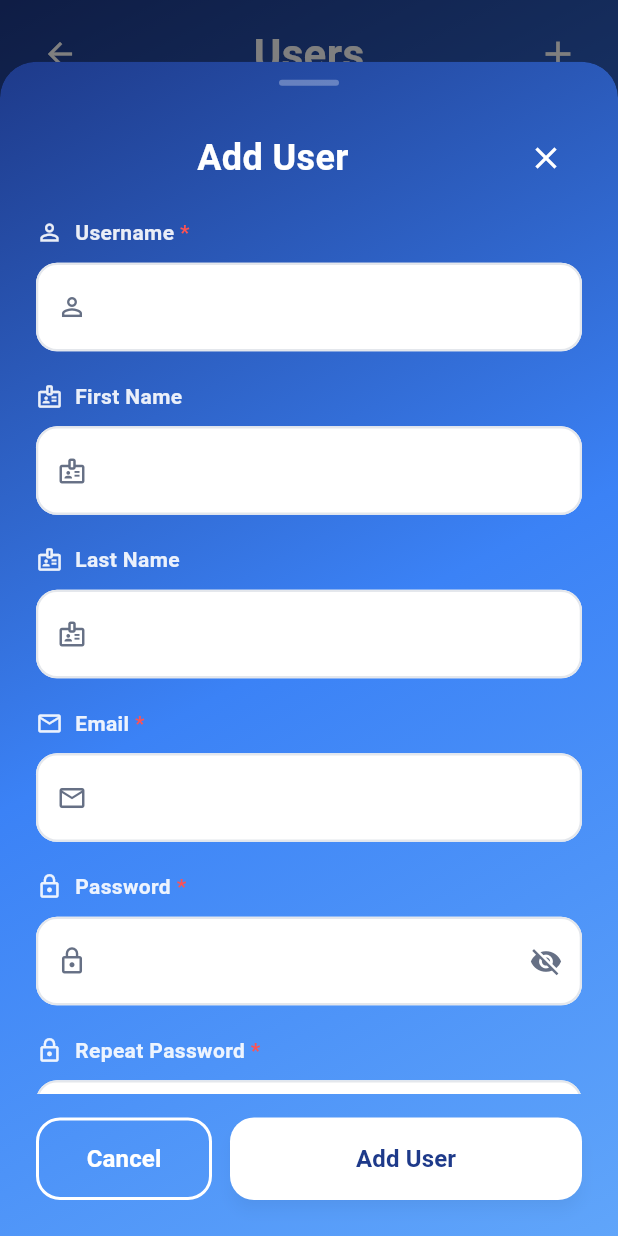
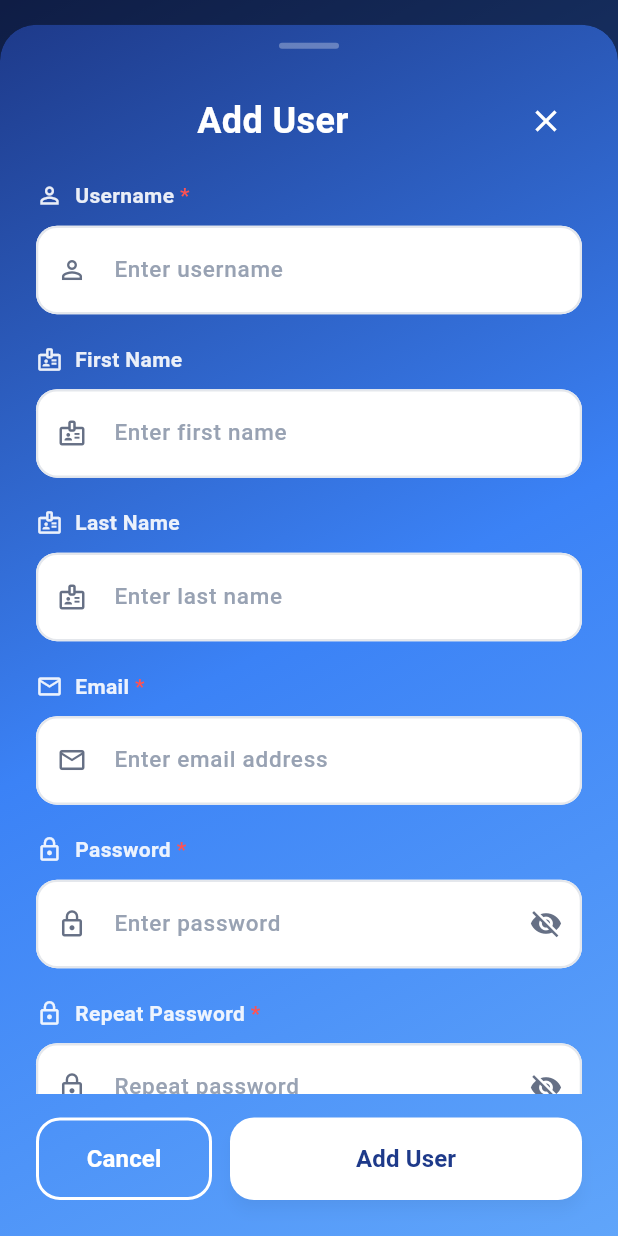
Before and after one commit to CS31A/attendance-management-mobile, a Flutter app: the UsersManagementScreen screen opened directly, after a tap on the "add" icon, on a phone screen of 412 x 824 dp. Run offline on Flutter 3.47's test engine with Material 3 defaults, Android fonts, the phone set to English and light mode, and no system bars; drawn by our look-alikes of fl_chart; our stand-ins replace shared_preferences; accounts and stored records are empty; network calls fail.

Commit message:
refactor: improve users modal ui and adjust the expand

```diff
--- a/lib/screens/add_user_screen.dart
+++ b/lib/screens/add_user_screen.dart
@@ -13,8 +13,9 @@ Future<void> showAddUserModal(BuildContext context, {VoidCallback? onUserCreated
       borderRadius: const BorderRadius.vertical(top: Radius.circular(24)),
       child: Container(
         constraints: BoxConstraints(
-          maxHeight: MediaQuery.of(context).size.height * 0.95,
+          maxHeight: MediaQuery.of(context).size.height * 0.98,
         ),
+        padding: EdgeInsets.only(top: MediaQuery.of(context).padding.top),
         decoration: const BoxDecoration(
           gradient: LinearGradient(
             begin: Alignment.topLeft,
@@ -214,7 +215,7 @@ class _AddUserModalContentState extends State<_AddUserModalContent> {
 
     return Container(
       constraints: BoxConstraints(
-        maxHeight: MediaQuery.of(context).size.height * 0.95,
+        maxHeight: MediaQuery.of(context).size.height * 0.98,
       ),
       child: Column(
         mainAxisSize: MainAxisSize.min,
@@ -268,6 +269,7 @@ class _AddUserModalContentState extends State<_AddUserModalContent> {
                       label: 'Username',
                       icon: Icons.person_outline,
                       controller: _usernameController,
+                      hintText: 'Enter username',
                       isRequired: true,
                       validator: (v) {
                         if (v == null || v.trim().isEmpty) return 'Username is required.';
@@ -284,6 +286,7 @@ class _AddUserModalContentState extends State<_AddUserModalContent> {
                       label: 'First Name',
                       icon: Icons.badge_outlined,
                       controller: _firstnameController,
+                      hintText: 'Enter first name',
                     ),
                     const SizedBox(height: 20),
 
@@ -292,6 +295,7 @@ class _AddUserModalContentState extends State<_AddUserModalContent> {
                       label: 'Last Name',
                       icon: Icons.badge_outlined,
                       controller: _lastnameController,
+                      hintText: 'Enter last name',
                     ),
                     const SizedBox(height: 20),
 
@@ -300,6 +304,7 @@ class _AddUserModalContentState extends State<_AddUserModalContent> {
                       label: 'Email',
                       icon: Icons.email_outlined,
                       controller: _emailController,
+                      hintText: 'Enter email address',
                       isRequired: true,
                       keyboardType: TextInputType.emailAddress,
                       validator: (v) {
@@ -318,6 +323,7 @@ class _AddUserModalContentState extends State<_AddUserModalContent> {
                       label: 'Password',
                       icon: Icons.lock_outline,
                       controller: _passwordController,
+                      hintText: 'Enter password',
                       isRequired: true,
                       isVisible: isPasswordVisible,
                       onToggleVisibility: () => setState(() => isPasswordVisible = !isPasswordVisible),
@@ -336,6 +342,7 @@ class _AddUserModalContentState extends State<_AddUserModalContent> {
                       label: 'Repeat Password',
                       icon: Icons.lock_outline,
                       controller: _repeatedPasswordController,
+                      hintText: 'Repeat password',
                       isRequired: true,
                       isVisible: isRepeatedPasswordVisible,
                       onToggleVisibility: () => setState(() => isRepeatedPasswordVisible = !isRepeatedPasswordVisible),
@@ -362,10 +369,12 @@ class _AddUserModalContentState extends State<_AddUserModalContent> {
                     // Section ID
                     _buildTextField(
                       label: 'Section ID',
-                      icon: Icons.numbers_outlined,
+                      icon: Icons.numbers,
                       controller: _sectionIdController,
-                      hintText: 'Optional',
+                      hintText: 'Enter section ID',
+                      keyboardType: TextInputType.number,
                     ),
+                    const SizedBox(height: 20),
                   ],
                 ),
               ),
@@ -535,6 +544,7 @@ class _AddUserModalContentState extends State<_AddUserModalContent> {
     required bool isVisible,
     required VoidCallback onToggleVisibility,
     String? Function(String?)? validator,
+    String? hintText,
   }) {
     return Column(
       crossAxisAlignment: CrossAxisAlignment.start,
@@ -579,6 +589,8 @@ class _AddUserModalContentState extends State<_AddUserModalContent> {
             fontWeight: FontWeight.w500,
           ),
           decoration: InputDecoration(
+            hintText: hintText,
+            hintStyle: const TextStyle(color: Color(0xFF98A2B3)),
             filled: true,
             fillColor: Colors.white,
             prefixIcon: icon != null
```
